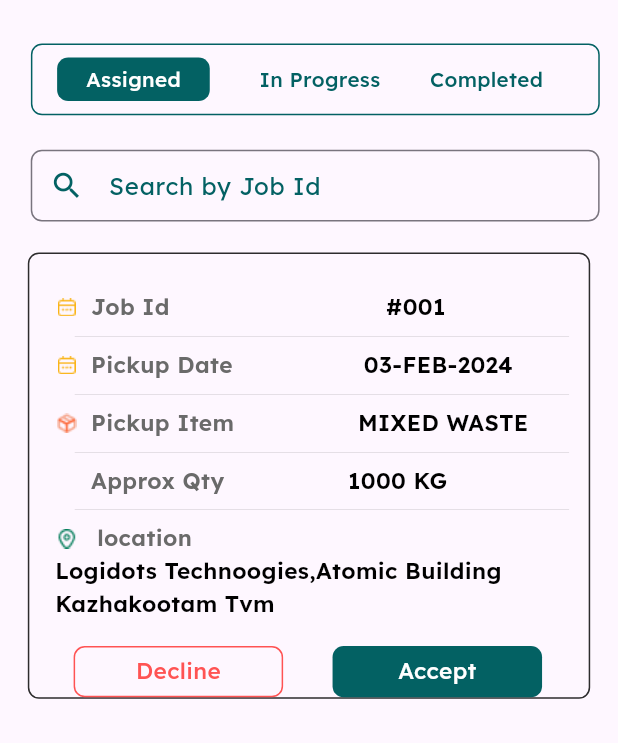
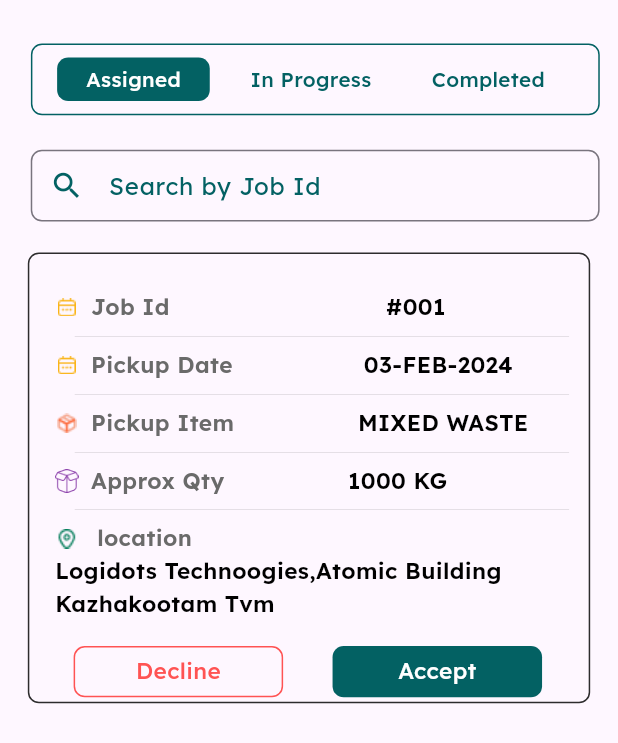
Before and after one commit to Sabari-nath-p/greenworms, a Flutter app: the JobScreen screen opened directly, on a phone screen of 412 x 824 dp. Shown: the top 743 px of the screen. Run offline on Flutter 3.47's test engine with Material 3 defaults, Android fonts, the phone set to English and light mode, and no system bars; our stand-ins replace fluttertoast, get, google_fonts, sizer.

Commit message:
new page

```diff
--- a/lib/Screen/JobAssignedScreen/Component/StatusBar.dart
+++ b/lib/Screen/JobAssignedScreen/Component/StatusBar.dart
@@ -1,10 +1,13 @@
 import 'package:flutter/material.dart';
+import 'package:get/get.dart';
 import 'package:google_fonts/google_fonts.dart';
+import 'package:greenworms/Screen/JobAssignedScreen/controller.dart';
 import 'package:sizer/sizer.dart';
 
 class StatusBar extends StatelessWidget {
-  const StatusBar({super.key});
+  StatusBar({super.key});
 
+  JobController jctrl = Get.put(JobController());
   @override
   Widget build(BuildContext context) {
     return Row(
@@ -24,7 +27,12 @@ class StatusBar extends StatelessWidget {
                     borderRadius: BorderRadius.circular(0.9.h)),
                 child: Row(
                   children: [
-                    Padding(
+                    InkWell(
+                      onTap: () {
+                        jctrl.jStatus = 0;
+                        jctrl.update();
+                      },
+                      child: Padding(
                         padding: EdgeInsets.only(left: 4.w),
                         child: Container(
                             width: 24.7.w,
@@ -34,26 +42,65 @@ class StatusBar extends StatelessWidget {
                                 style: GoogleFonts.lexend(
                                     fontSize: 10.sp,
                                     fontWeight: FontWeight.w500,
-                                  color: Colors.white)),
+                                    color: (jctrl.jStatus != 0)
+                                        ? Color(0xff036163)
+                                        : Colors.white)),
                             decoration: BoxDecoration(
-                              color: Color(0xff036163),
+                                color: (jctrl.jStatus == 0)
+                                    ? Color(0xff036163)
+                                    : Colors.transparent,
                                 borderRadius: BorderRadius.circular(0.9.h))),
                       ),
-                    Padding(
-                      padding: EdgeInsets.only(left: 8.w),
+                    ),
+                    InkWell(
+                      onTap: () {
+                        jctrl.jStatus = 1;
+                        jctrl.update();
+                      },
+                      child: Padding(
+                        padding: EdgeInsets.only(left: 4.w),
+                        child: Container(
+                            width: 24.7.w,
+                            height: 3.52.h,
+                            alignment: Alignment.center,
                             child: Text("In Progress",
                                 style: GoogleFonts.lexend(
                                     fontSize: 10.sp,
                                     fontWeight: FontWeight.w500,
-                              color: Color(0xff036163))),
+                                    color: (jctrl.jStatus != 1)
+                                        ? Color(0xff036163)
+                                        : Colors.white)),
+                            decoration: BoxDecoration(
+                                color: (jctrl.jStatus == 1)
+                                    ? Color(0xff036163)
+                                    : Colors.transparent,
+                                borderRadius: BorderRadius.circular(0.9.h))),
                       ),
-                    Padding(
-                      padding: EdgeInsets.only(left: 8.w),
+                    ),
+                    InkWell(
+                      onTap: () {
+                        jctrl.jStatus = 2;
+                        jctrl.update();
+                      },
+                      child: Padding(
+                        padding: EdgeInsets.only(left: 4.w),
+                        child: Container(
+                            width: 24.7.w,
+                            height: 3.52.h,
+                            alignment: Alignment.center,
                             child: Text("Completed",
                                 style: GoogleFonts.lexend(
                                     fontSize: 10.sp,
                                     fontWeight: FontWeight.w500,
-                              color: Color(0xff036163))),
+                                    color: (jctrl.jStatus != 2)
+                                        ? Color(0xff036163)
+                                        : Colors.white)),
+                            decoration: BoxDecoration(
+                                color: (jctrl.jStatus == 2)
+                                    ? Color(0xff036163)
+                                    : Colors.transparent,
+                                borderRadius: BorderRadius.circular(0.9.h))),
+                      ),
                     ),
                   ],
                 ),
--- /dev/null
+++ b/lib/Screen/JobAssignedScreen/Component/jsProgressCart.dart
@@ -0,0 +1,10 @@
+import 'package:flutter/material.dart';
+
+class JSProgressCard extends StatelessWidget {
+  const JSProgressCard({super.key});
+
+  @override
+  Widget build(BuildContext context) {
+    return Container();
+  }
+}
--- a/lib/Screen/JobAssignedScreen/JobScreen.dart
+++ b/lib/Screen/JobAssignedScreen/JobScreen.dart
@@ -1,23 +1,27 @@
 import 'package:flutter/material.dart';
+import 'package:get/get.dart';
 import 'package:get/route_manager.dart';
 import 'package:google_fonts/google_fonts.dart';
 import 'package:greenworms/Screen/JobAssignedScreen/Component/StatusBar.dart';
+import 'package:greenworms/Screen/JobAssignedScreen/Component/jsProgressCart.dart';
+import 'package:greenworms/Screen/JobAssignedScreen/controller.dart';
 import 'package:greenworms/Screen/homeScreen/components/JobSheetCard.dart';
 import 'package:sizer/sizer.dart';
 
 class JobScreen extends StatelessWidget {
-  const JobScreen({super.key});
-
+  JobScreen({super.key});
+  JobController jctrl = Get.put(JobController());
   @override
   Widget build(BuildContext context) {
-    return SafeArea(
-        child: Scaffold(
-      body: SingleChildScrollView(
+    return SafeArea(child: Scaffold(
+      body: GetBuilder<JobController>(builder: (_) {
+        return SingleChildScrollView(
           child: Column(
             children: [
               StatusBar(),
-
-          SizedBox(height: 2.8.h,),
+              SizedBox(
+                height: 2.8.h,
+              ),
               Padding(
                 padding: EdgeInsets.only(left: 2.w),
                 child: SizedBox(
@@ -25,33 +29,44 @@ class JobScreen extends StatelessWidget {
                   height: 5.8.h,
                   child: TextFormField(
                     keyboardType: TextInputType.emailAddress,
+                    textAlignVertical: TextAlignVertical.center,
                     decoration: InputDecoration(
-                            prefixIcon: Icon(Icons.search,size: 5.6.w,color: Color(0xff036163),),
+                      prefixIcon: Icon(
+                        Icons.search,
+                        size: 5.6.w,
+                        color: Color(0xff036163),
+                      ),
                       isDense: true,
+                      isCollapsed: true,
                       hintText: ("Search by Job Id"),
-                            hintStyle: GoogleFonts.lexend(color: Color(0xff036163),),
-
+                      hintStyle: GoogleFonts.lexend(
+                        color: Color(0xff036163),
+                      ),
                       border: OutlineInputBorder(
                         borderRadius: BorderRadius.circular(0.9.h),
-                              borderSide: BorderSide(
-                                  color: Color(0xffD0D5DD), width: 0.15.h),
+                        borderSide:
+                            BorderSide(color: Color(0xffD0D5DD), width: 0.15.h),
                       ),
                     ),
                   ),
                 ),
               ),
-          SizedBox(height:2.5.h),
-          JobSheetCard(),
-
-
+              SizedBox(height: 2.5.h),
+              if (jctrl.jStatus == 0)
+                JobSheetCard(
+                  JobStatus: 0,
+                )
+              else if (jctrl.jStatus == 1)
+                JobSheetCard(
+                  JobStatus: 1,
+                ),
               SizedBox(
                 height: 2.8.h,
               ),
-
             ],
-
           ),
-      ),
+        );
+      }),
     ));
   }
 }
--- /dev/null
+++ b/lib/Screen/JobAssignedScreen/controller.dart
@@ -0,0 +1,5 @@
+import 'package:get/get.dart';
+
+class JobController extends GetxController {
+  int jStatus = 0;
+}
--- a/lib/Screen/homeScreen/components/JobListCard.dart
+++ b/lib/Screen/homeScreen/components/JobListCard.dart
@@ -10,14 +10,21 @@ class JobListCard extends StatelessWidget {
   Widget build(BuildContext context) {
     return Column(
       children: [
-
         Align(
-          alignment: Alignment.topLeft,
-          child: Padding(
-padding: EdgeInsets.fromLTRB(0.1.h, 10.h, 0, 0),
-
-            child: Text("Job List",style: GoogleFonts.lexend(fontSize: 15.sp,color: Colors.black,fontWeight: FontWeight.w500),))),
-            JobSheetCard()],
+            alignment: Alignment.topLeft,
+            child: Padding(
+                padding: EdgeInsets.fromLTRB(0.1.h, 10.h, 0, 0),
+                child: Text(
+                  "Job List",
+                  style: GoogleFonts.lexend(
+                      fontSize: 15.sp,
+                      color: Colors.black,
+                      fontWeight: FontWeight.w500),
+                ))),
+        JobSheetCard(
+          JobStatus: 0,
+        )
+      ],
     );
   }
 }
--- a/lib/Screen/homeScreen/components/JobSheetCard.dart
+++ b/lib/Screen/homeScreen/components/JobSheetCard.dart
@@ -3,13 +3,13 @@ import 'package:google_fonts/google_fonts.dart';
 import 'package:sizer/sizer.dart';
 
 class JobSheetCard extends StatelessWidget {
-  const JobSheetCard({super.key});
+  int JobStatus;
+  JobSheetCard({super.key, required this.JobStatus});
 
   @override
   Widget build(BuildContext context) {
     return Container(
       width: 91.w,
-      height: 36.11.h,
       decoration: BoxDecoration(
           border: Border.all(
             color: Colors.black.withOpacity(0.2.w),
@@ -18,8 +18,8 @@ class JobSheetCard extends StatelessWidget {
       child: Padding(
         padding: EdgeInsets.fromLTRB(4.17.w, 3.h, 0.w, 0.h),
         child: Column(
-
           children: [
+            if (JobStatus == 1) Container(),
             Row(
               children: [
                 SizedBox(
@@ -143,13 +143,11 @@ class JobSheetCard extends StatelessWidget {
               height: 2.w,
             ),
             Row(
-
-
               children: [
                 SizedBox(
                     width: 1.9.h,
                     height: 1.9.h,
-                    child: Image.asset("assets/images/quty.png")),
+                    child: Image.asset("assets/images/quantity.png")),
                 SizedBox(
                   width: 2.w,
                 ),
@@ -203,7 +201,6 @@ class JobSheetCard extends StatelessWidget {
                 SizedBox(
                   width: 10.w,
                 ),
-
               ],
             ),
             //aa
@@ -222,21 +219,28 @@ class JobSheetCard extends StatelessWidget {
               height: 4.w,
             ),
 
+            if (JobStatus == 0)
               Row(
                 children: [
                   Container(
                     width: 33.9.w,
-                    height:4.15.h,
+                    height: 4.15.h,
                     margin: EdgeInsets.only(left: 3.w),
                     alignment: Alignment.center,
                     decoration: BoxDecoration(
-
-                                borderRadius: BorderRadius.circular(0.9.h),border: Border.all(color: Color(0xffFF5353),width: 1)) ,
-                      child: Text("Decline",style: GoogleFonts.lexend(fontSize:11.sp,fontWeight: FontWeight.w500,color: Color(0xffFF5353) ),),
-
-
+                        borderRadius: BorderRadius.circular(0.9.h),
+                        border: Border.all(color: Color(0xffFF5353), width: 1)),
+                    child: Text(
+                      "Decline",
+                      style: GoogleFonts.lexend(
+                          fontSize: 11.sp,
+                          fontWeight: FontWeight.w500,
+                          color: Color(0xffFF5353)),
                     ),
-                SizedBox(width: 8.w,),
+                  ),
+                  SizedBox(
+                    width: 8.w,
+                  ),
                   Container(
                       width: 33.9.w,
                       height: 4.15.h,
@@ -248,11 +252,12 @@ class JobSheetCard extends StatelessWidget {
                               color: Colors.white)),
                       decoration: BoxDecoration(
                           color: Color(0xff036163),
-                              borderRadius: BorderRadius.circular(0.9.h))
-                ),
+                          borderRadius: BorderRadius.circular(0.9.h))),
                 ],
               ),
-            SizedBox(height: 3,)
+            SizedBox(
+              height: 3,
+            )
           ],
         ),
       ),
```
Also changed, not shown: assets/images/quantity.png, assets/images/quty.png (deleted), 1 other file. Lines whose indentation alone changed are shown as unchanged.
